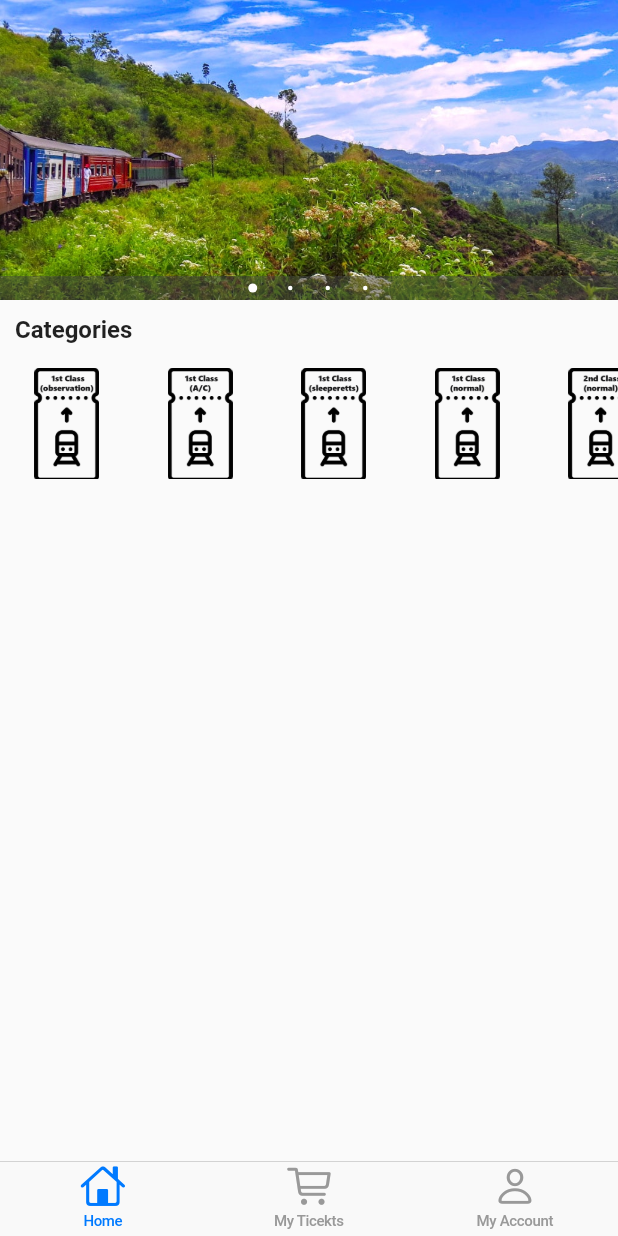
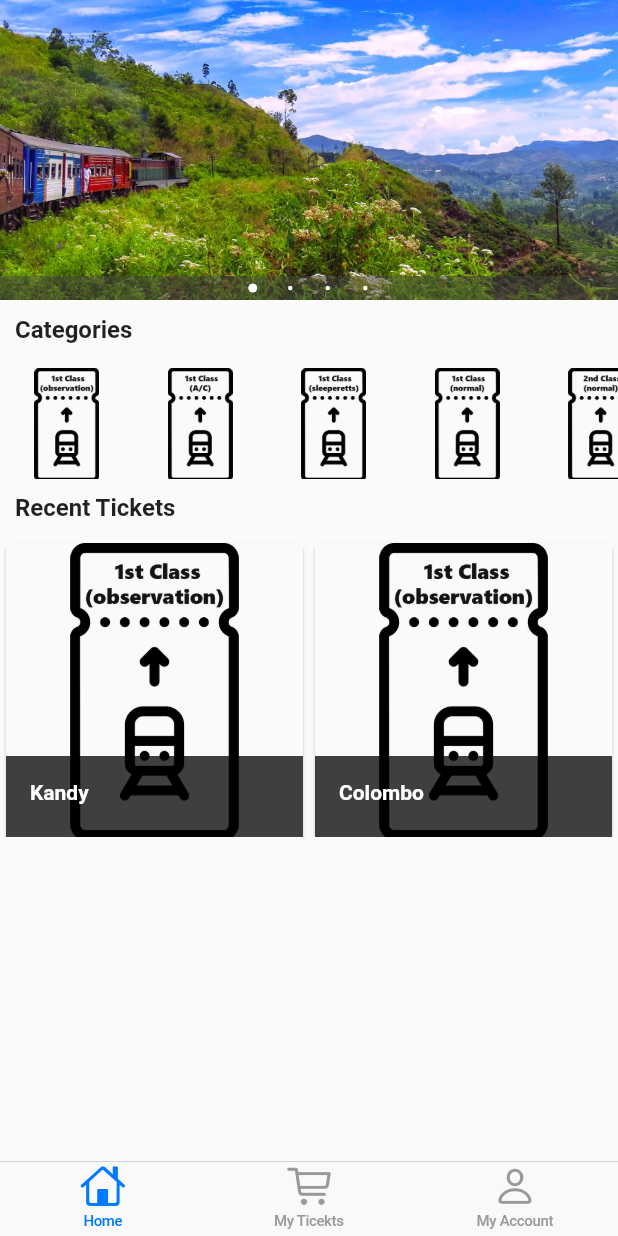
Before and after one commit to RuchiraSwarnapriya/train_ticket_exchange, a Flutter app: the screen it shows after launch, on a phone screen of 412 x 824 dp. Run offline on Flutter 3.47's test engine with Material 2 defaults, Android fonts, the phone set to English and light mode, and no system bars; drawn by our look-alikes of carousel_pro; our stand-ins replace datetime_picker_formfield.

Commit message:
Dashbord Modification

```diff
--- /dev/null
+++ b/lib/components/recentTicketListView.dart
@@ -0,0 +1,83 @@
+import 'package:flutter/material.dart';
+
+class RecentTickets extends StatefulWidget {
+  @override
+  _RecentTicketsState createState() => _RecentTicketsState();
+}
+
+class _RecentTicketsState extends State<RecentTickets> {
+
+  var ticketList =[
+    {
+      "start_station": "Kandy",
+      "end_station": "Colombo",
+      "date_time": "2019/04/21 6.15AM",
+      "image": "images/ticketcato/1stclassobservation.png"
+    },
+    {
+      "start_station": "Colombo",
+      "end_station": "Kandy",
+      "date_time": "2019/04/21 3.35PM",
+      "image": "images/ticketcato/1stclassobservation.png"
+    },
+
+  ];
+  @override
+  Widget build(BuildContext context) {
+    return GridView.builder(
+        itemCount: ticketList.length,
+        gridDelegate: new SliverGridDelegateWithFixedCrossAxisCount(crossAxisCount: 2),
+        itemBuilder: (BuildContext context, int index){
+          return TicketDetails(
+            startStation: ticketList[index]['start_station'],
+            endStation: ticketList[index]['end_station'],
+            startDateTime: ticketList[index]['date_time'],
+            ticketImage: ticketList[index]['image'],
+          );
+        });
+  }
+}
+
+class TicketDetails extends StatelessWidget {
+
+  final startStation;
+  final endStation;
+  final startDateTime;
+  final ticketImage;
+
+
+  TicketDetails({
+    this.startStation,
+    this.endStation,
+    this.startDateTime,
+    this.ticketImage
+  }
+      );
+
+  @override
+  Widget build(BuildContext context) {
+    return Card(
+      child: Hero(tag: startStation,
+          child: Material(
+            child: InkWell(onTap: (){},
+              child: GridTile(
+                footer: Container(
+                  color: Colors.black.withOpacity(0.75),
+                  child: ListTile(
+                    leading: Text(
+                      startStation,
+                      textAlign: TextAlign.center,
+                      style: TextStyle(fontWeight: FontWeight.bold, color: Colors.white,),
+
+                    ),
+                  ),
+                ),
+              child: Image.asset(
+                ticketImage,
+                fit: BoxFit.fitHeight
+            )),
+          ),
+    )),
+    );
+  }
+}
--- a/lib/pages/addnewticket.dart
+++ b/lib/pages/addnewticket.dart
@@ -85,7 +85,7 @@ class _AddNewTicketState extends State<AddNewTicket> {
                                   color: Colors.grey),
                               focusedBorder: UnderlineInputBorder(
                                   borderSide: BorderSide(color: Colors.green))),
-                          obscureText: true,
+
                         ),
                         SizedBox(height: 20.0),
                         DateTimePickerFormField(
@@ -118,7 +118,7 @@ class _AddNewTicketState extends State<AddNewTicket> {
                                   color: Colors.grey),
                               focusedBorder: UnderlineInputBorder(
                                   borderSide: BorderSide(color: Colors.green))),
-                          obscureText: true,
+
                         ),
                         SizedBox(height: 20.0),
                         new FormField<String>(
@@ -242,7 +242,7 @@ class _AddNewTicketState extends State<AddNewTicket> {
                                   color: Colors.grey),
                               focusedBorder: UnderlineInputBorder(
                                   borderSide: BorderSide(color: Colors.green))),
-                          obscureText: true,
+
                         ),
                         SizedBox(height: 20.0),
                         TextFormField(
@@ -261,7 +261,7 @@ class _AddNewTicketState extends State<AddNewTicket> {
                                   color: Colors.grey),
                               focusedBorder: UnderlineInputBorder(
                                   borderSide: BorderSide(color: Colors.green))),
-                          obscureText: true,
+
                         ),
                         SizedBox(height: 40.0),
                         Container(
--- a/lib/pages/homepage.dart
+++ b/lib/pages/homepage.dart
@@ -5,6 +5,7 @@ import 'package:train_ticket_exchange/pages/mytickets.dart';
 import 'package:flutter/cupertino.dart';
 import 'package:train_ticket_exchange/pages/signInpage.dart';
 import 'package:train_ticket_exchange/components/horizontallistview.dart';
+import 'package:train_ticket_exchange/components/recentTicketListView.dart';
 
 class HomePage extends StatefulWidget {
   @override
@@ -91,6 +92,13 @@ class _HomePageDesignState extends State<HomePageDesign> {
           new Padding(padding: const EdgeInsets.all(10.0),
             child: new Text("Categories", style: TextStyle(fontWeight: FontWeight.bold,fontSize: 16),),),
           HorizontalList(),
+          new Padding(padding: const EdgeInsets.all(10.0),
+            child: new Text("Recent Tickets", style: TextStyle(fontWeight: FontWeight.bold,fontSize: 16),),),
+          new Container(
+            height: 200.0,
+
+            child: RecentTickets(),
+          )
         ],
       ),
     );
```
